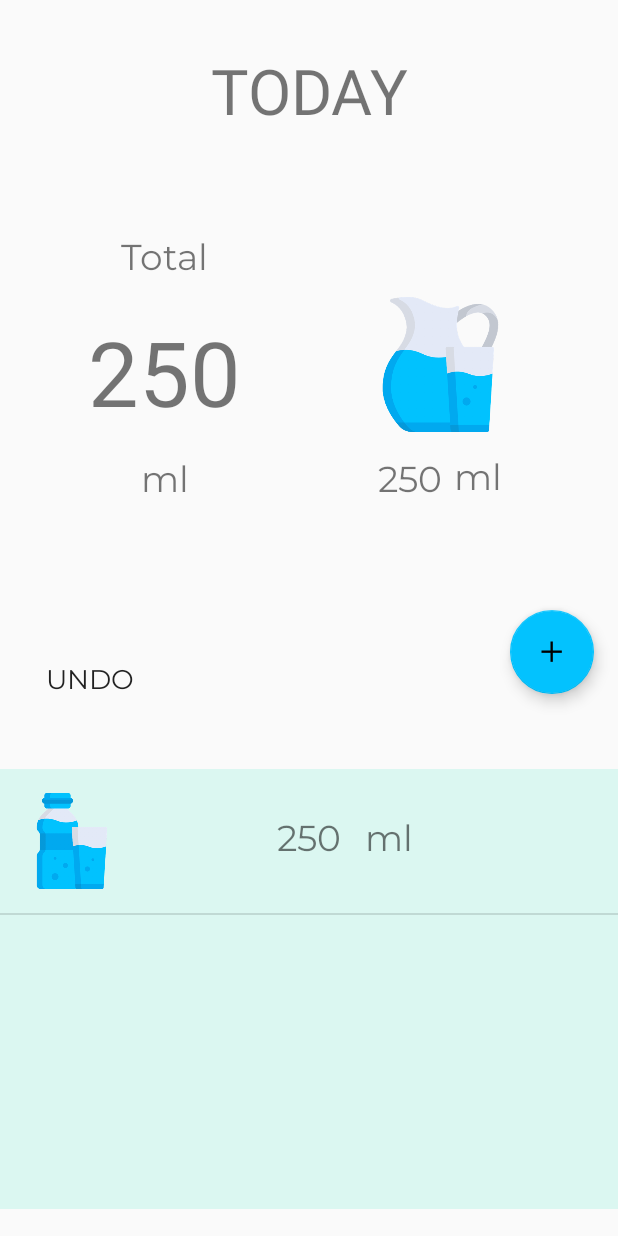
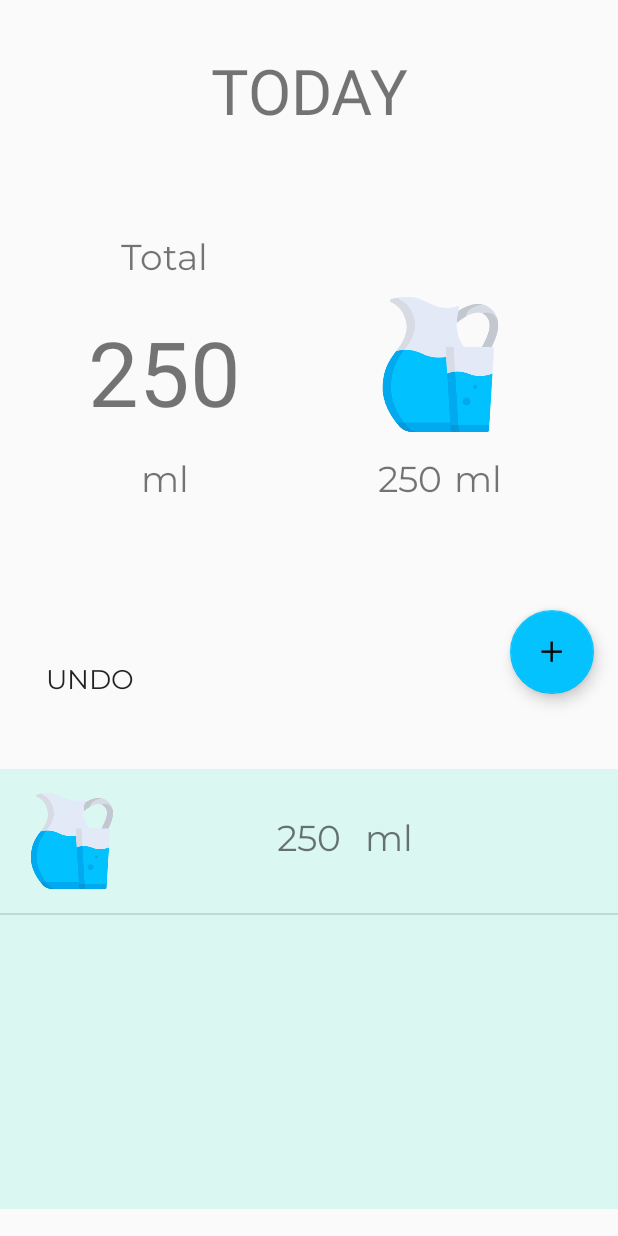
Before and after one commit to EmmaBorkent/DrinkWater, an Android app: the screen it shows after launch (MainActivity), after a tap on an icon or button, on a phone screen of 412 x 824 dp. Run offline under Robolectric (Android 15) with nearby library versions, the phone set to English and light mode, and no system bars; Roboto replaces fonts that are not available here.

Commit message:
changed the adapter to show the image of the added amount

```diff
--- a/app/src/main/java/com/ishiki/mizuwodrinkwater/adapters/TodayDrinksAdapter.kt
+++ b/app/src/main/java/com/ishiki/mizuwodrinkwater/adapters/TodayDrinksAdapter.kt
@@ -24,6 +24,7 @@ class TodayDrinksAdapter(val context: Context, val drinksToday: MutableList<Drin
             holder = ViewHolder()
             holder.glassImage = drinksView.findViewById(R.id.drinkListImage)
             holder.glassVolume = drinksView.findViewById(R.id.drinkListText)
+            holder.glassUnit = drinksView.findViewById(R.id.drinkListUnit)
             drinksView.tag = holder
         } else {
             holder = convertView.tag as ViewHolder
@@ -31,9 +32,13 @@ class TodayDrinksAdapter(val context: Context, val drinksToday: MutableList<Drin
         }
 
         val drink = drinksToday[position]
-        val resourceId = context.resources.getIdentifier("water02", "drawable", context.packageName)
+//        val resourceId = context.resources.getIdentifier("water02", "drawable", context.packageName)
+//        holder.glassImage?.setImageResource(resourceId)
+        val image = drink.image
+        val resourceId = context.resources.getIdentifier(image, "drawable", context.packageName)
         holder.glassImage?.setImageResource(resourceId)
         holder.glassVolume?.text = drink.volume
+        holder.glassUnit?.text = drink.unit
         return drinksView
     }
 
@@ -52,5 +57,6 @@ class TodayDrinksAdapter(val context: Context, val drinksToday: MutableList<Drin
     private class ViewHolder {
         var glassImage: ImageView? = null
         var glassVolume: TextView? = null
+        var glassUnit: TextView? = null
     }
 }
--- a/app/src/main/res/layout-land/activity_main.xml
+++ b/app/src/main/res/layout-land/activity_main.xml
@@ -7,6 +7,19 @@
         android:layout_width="match_parent"
         android:layout_height="match_parent"
         tools:context=".controller.MainActivity">
+
+    <TextView
+            android:id="@+id/mainTextUnit3"
+            android:text="@string/main_unit"
+            android:fontFamily="@font/montserrat"
+            android:textSize="24sp"
+            android:layout_width="wrap_content"
+            android:layout_height="wrap_content"
+            android:textAlignment="center"
+            app:layout_constraintStart_toEndOf="@+id/mainWaterAmount"
+            android:layout_marginStart="8dp"
+            app:layout_constraintBottom_toBottomOf="@+id/mainWaterAmount"
+            app:layout_constraintTop_toTopOf="@+id/mainWaterAmount"/>
 
     <android.support.design.widget.FloatingActionButton
             android:layout_width="wrap_content"
@@ -31,11 +44,11 @@
             android:layout_height="90dp"
             android:onClick="setGlassClick"
             android:scaleType="centerInside"
-            app:layout_constraintStart_toStartOf="@+id/mainWaterAmount"
-            app:layout_constraintEnd_toEndOf="@+id/mainWaterAmount"
             android:layout_marginBottom="16dp"
             app:layout_constraintBottom_toTopOf="@+id/mainWaterAmount"
-            app:layout_constraintHorizontal_bias="1.0"/>
+            app:layout_constraintStart_toStartOf="@+id/mainWaterAmount"
+            android:layout_marginEnd="8dp"
+            app:layout_constraintEnd_toEndOf="@+id/mainTextUnit3"/>
 
     <TextView
             android:text="@string/glass_250"
@@ -49,7 +62,7 @@
             android:layout_marginEnd="16dp"
             app:layout_constraintEnd_toStartOf="@+id/guideline"
             app:layout_constraintStart_toStartOf="parent"
-            app:layout_constraintHorizontal_bias="0.8"/>
+            app:layout_constraintHorizontal_bias="0.7"/>
 
     <TextView
             android:id="@+id/mainTextToday"
--- a/app/src/main/res/layout/activity_main.xml
+++ b/app/src/main/res/layout/activity_main.xml
@@ -99,7 +99,7 @@
             android:fontFamily="@font/montserrat"
             android:textSize="24sp"
             android:layout_width="wrap_content"
-            android:layout_height="33dp"
+            android:layout_height="wrap_content"
             android:layout_marginStart="16dp"
             app:layout_constraintStart_toStartOf="parent"
             android:layout_marginEnd="16dp"
```
